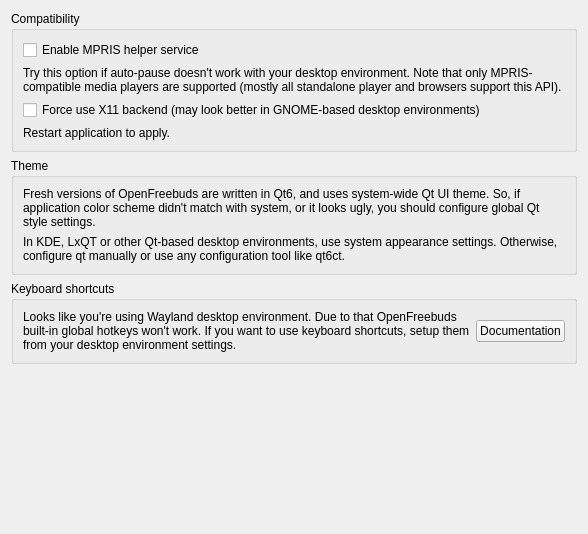
This is openfreebuds_qt/designer/linux_extras.ui in melianmiko/OpenFreebuds as Qt 5 draws it before an edit. The edited form follows.
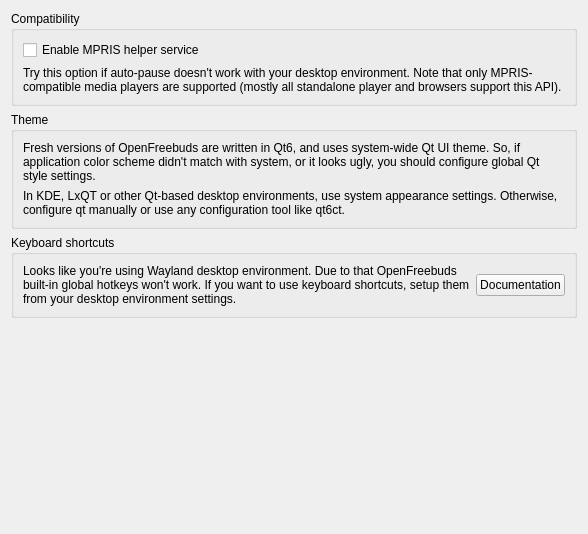
This is the edited form.

Commit message: [Fix] Drop force X11 setting

Diff of the .ui file:
```diff
--- a/openfreebuds_qt/designer/linux_extras.ui
+++ b/openfreebuds_qt/designer/linux_extras.ui
@@ -37,20 +37,6 @@
         </property>
        </widget>
       </item>
-      <item>
-       <widget class="QCheckBox" name="force_x11_checkbox">
-        <property name="text">
-         <string>Force use X11 backend (may look better in GNOME-based desktop environments)</string>
-        </property>
-       </widget>
-      </item>
-      <item>
-       <widget class="QLabel" name="label_5">
-        <property name="text">
-         <string>Restart application to apply.</string>
-        </property>
-       </widget>
-      </item>
      </layout>
     </widget>
    </item>
```
Left out of the diff: 18 changed lines with no effect on the pictures. The commit also changes 2 other files.
